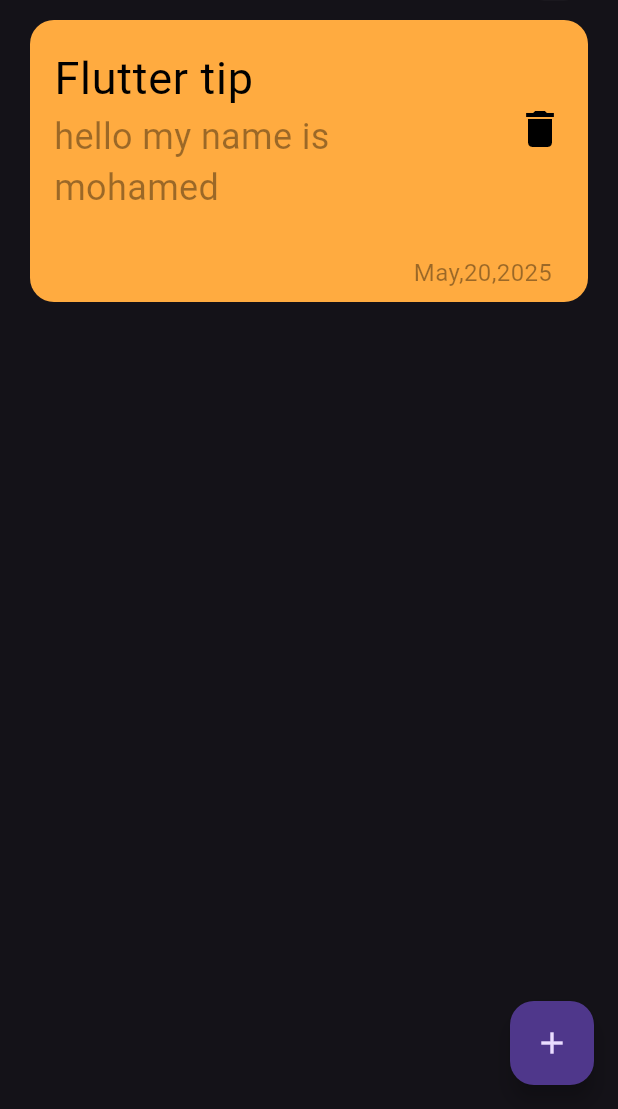
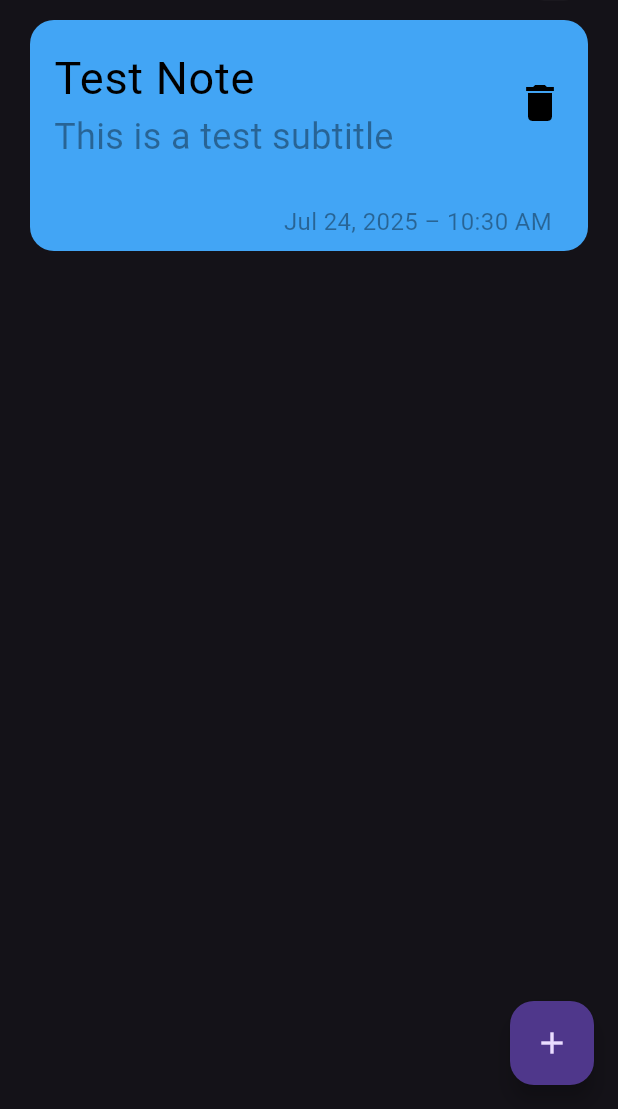
Before and after one commit to MohamedAnis12/notes_app, a Flutter app: the screen it shows after launch, on a phone screen of 412 x 824 dp, the part 127-1236 px from its top. Run offline on Flutter 3.47's test engine with Material 3 defaults, Android fonts, the phone set to English and light mode, and no system bars; our stand-ins replace bloc, flutter_bloc, hive, hive_flutter; accounts and stored records are empty.

Commit message:
feat: add date formatting for notes and update note item display

```diff
--- a/lib/main.dart
+++ b/lib/main.dart
@@ -1,11 +1,9 @@
 import 'package:flutter/foundation.dart';
 import 'package:flutter/material.dart';
-import 'package:flutter_bloc/flutter_bloc.dart';
 import 'package:hive_flutter/adapters.dart';
+import 'package:intl/intl.dart';
 import 'package:todoapp/constants.dart';
-import 'package:todoapp/cubits/add_note_cubit/add_note_cubit_cubit.dart';
 import 'package:todoapp/models/note_model.dart';
-import 'package:todoapp/simple_Bloc_observer.dart';
 import 'package:todoapp/views/Notes_View.dart';
 
 void main() async {
@@ -13,7 +11,7 @@ void main() async {
   await Hive.initFlutter();
   Hive.registerAdapter(NoteModelAdapter());
 
-  // حذف البيانات لو في debug mode
+  // // حذف البيانات لو في debug mode
   // if (kDebugMode) {
   //   await Hive.deleteBoxFromDisk(kNotesBox);
   // }
@@ -29,7 +27,7 @@ void main() async {
     final testNote = NoteModel(
       title: "Test Note",
       supTitle: "This is a test subtitle",
-      date: DateTime.now().toString(),
+      date: DateFormat('MMM d, yyyy – hh:mm a').format(DateTime.now()),
       color: 0xFF42A5F5,
     );
     await box.add(testNote);
--- a/lib/widgets/Add_Note_Bottom_Sheet.dart
+++ b/lib/widgets/Add_Note_Bottom_Sheet.dart
@@ -1,6 +1,5 @@
 import 'package:flutter/material.dart';
 import 'package:flutter_bloc/flutter_bloc.dart';
-import 'package:modal_progress_hud_nsn/modal_progress_hud_nsn.dart';
 import 'package:todoapp/cubits/add_note_cubit/add_note_cubit_cubit.dart';
 import 'package:todoapp/widgets/CustomForm.dart';
 
--- a/lib/widgets/CustomButtom.dart
+++ b/lib/widgets/CustomButtom.dart
@@ -1,6 +1,4 @@
 import 'package:flutter/material.dart';
-import 'package:flutter_bloc/flutter_bloc.dart';
-import 'package:todoapp/cubits/add_note_cubit/add_note_cubit_cubit.dart';
 
 class CustomButtom extends StatelessWidget {
   const CustomButtom({super.key, this.onTap,  this.isLoading=false});
--- a/lib/widgets/CustomForm.dart
+++ b/lib/widgets/CustomForm.dart
@@ -1,7 +1,7 @@
 import 'package:flutter/material.dart';
 import 'package:flutter_bloc/flutter_bloc.dart';
+import 'package:intl/intl.dart';
 import 'package:todoapp/cubits/add_note_cubit/add_note_cubit_cubit.dart';
-import 'package:todoapp/cubits/notes_cubit/notes_cubit.dart';
 import 'package:todoapp/models/note_model.dart';
 import 'package:todoapp/widgets/CustomButtom.dart';
 import 'package:todoapp/widgets/Custom_TextField.dart';
@@ -50,7 +50,7 @@ class _CustomFormState extends State<CustomForm> {
                       if (formKey.currentState!.validate()) {
                         formKey.currentState!.save();
                         var note = NoteModel(
-                          date: DateTime.now().toString(),
+                          date:DateFormat('MMM d, yyyy – hh:mm a').format(DateTime.now()),
                           title: title!,
                           supTitle: supTitle!,
                           color: Colors.blue.value,
--- a/lib/widgets/Custome_Note_Item.dart
+++ b/lib/widgets/Custome_Note_Item.dart
@@ -1,9 +1,10 @@
 import 'package:flutter/material.dart';
+import 'package:todoapp/models/note_model.dart';
 import 'package:todoapp/views/Edite_Note_View.dart';
 
 class CustomeNoteItem extends StatelessWidget {
-  const CustomeNoteItem({super.key});
-
+  const CustomeNoteItem({super.key, required this.note});
+  final NoteModel note;
   @override
   Widget build(BuildContext context) {
     return GestureDetector(
@@ -20,7 +21,7 @@ class CustomeNoteItem extends StatelessWidget {
       child: Container(
         padding: EdgeInsets.only(left: 16, right: 8, top: 8, bottom: 8),
         decoration: BoxDecoration(
-          color: Colors.orangeAccent,
+          color: Color(note.color),
           borderRadius: BorderRadius.circular(16),
         ),
         child: Column(
@@ -29,11 +30,11 @@ class CustomeNoteItem extends StatelessWidget {
             ListTile(
               contentPadding: EdgeInsets.all(0),
               title: Text(
-                'Flutter tip',
+                '${note.title}',
                 style: TextStyle(fontSize: 30, color: Colors.black),
               ),
               subtitle: Text(
-                'hello my name is mohamed',
+                '${note.supTitle}',
                 style: TextStyle(
                   fontSize: 24,
                   color: Colors.black.withAlpha(100),
@@ -48,7 +49,7 @@ class CustomeNoteItem extends StatelessWidget {
             Padding(
               padding: const EdgeInsets.only(right: 16),
               child: Text(
-                "May,20,2025",
+                "${note.date}",
                 style: TextStyle(
                   fontSize: 16,
                   color: Colors.black.withAlpha(100),
--- a/lib/widgets/ItemsListView.dart
+++ b/lib/widgets/ItemsListView.dart
@@ -17,7 +17,9 @@ class ItemsListView extends StatelessWidget {
           itemBuilder: (context, index) {
             return Padding(
               padding: const EdgeInsets.symmetric(vertical: 8),
-              child: const CustomeNoteItem(),
+              child:  CustomeNoteItem(
+                note:notes[index]
+              ),
             );
           },
         );
--- a/lib/widgets/Notes_body.dart
+++ b/lib/widgets/Notes_body.dart
@@ -1,7 +1,6 @@
 import 'package:flutter/material.dart';
 import 'package:flutter_bloc/flutter_bloc.dart';
 import 'package:todoapp/cubits/notes_cubit/notes_cubit.dart';
-import 'package:todoapp/models/note_model.dart';
 import 'package:todoapp/widgets/Custom_note_app_bar.dart';
 import 'package:todoapp/widgets/ItemsListView.dart';
 
--- a/pubspec.yaml
+++ b/pubspec.yaml
@@ -30,6 +30,7 @@ environment:
 dependencies:
   flutter:
     sdk: flutter
+  intl: ^0.18.1
 
   # The following adds the Cupertino Icons font to your application.
   # Use with the CupertinoIcons class for iOS style icons.
```
Also changed, not shown: pubspec.lock.
